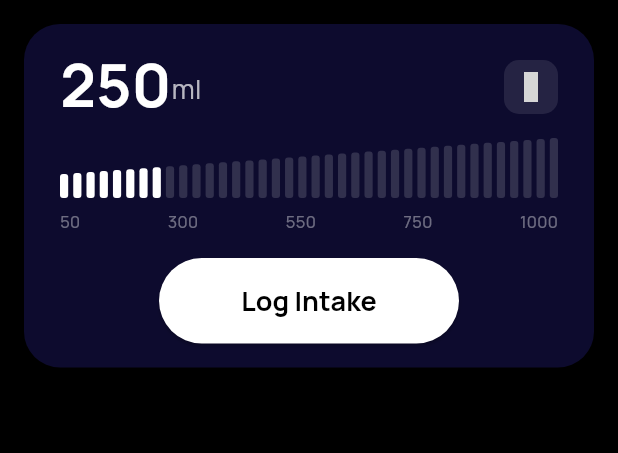
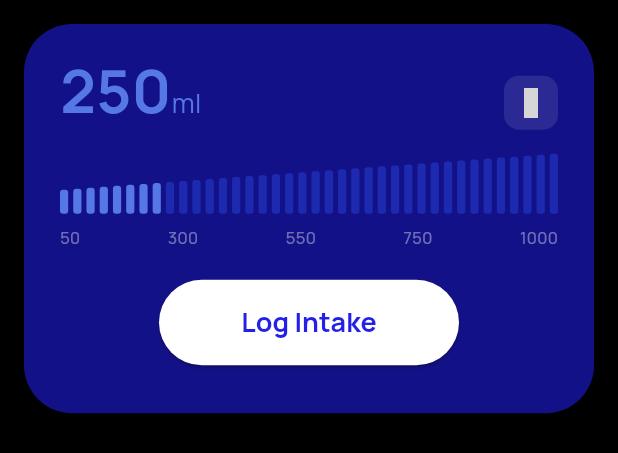
Before and after one commit to DebojyotiChakraborty/hydra8, a Flutter app: the IntakeSlider widget shown alone on an empty page, opened directly, on a phone screen of 412 x 824 dp. Shown: the top 453 px of the screen. Run offline on Flutter 3.47's test engine with Material 3 defaults, Android fonts, the phone set to English and light mode, and no system bars; our stand-ins replace flutter_riverpod, google_fonts, hive, hive_flutter; missing offline and left inert: ming_cute_icons; accounts and stored records are empty; grey boxes are pictures that could not be loaded.

Commit message:
improvements to ui

```diff
--- a/lib/core/constants/app_colors.dart
+++ b/lib/core/constants/app_colors.dart
@@ -9,6 +9,14 @@ class AppColors {
   static const Color white = Color(0xFFFFFFFF);
   static const Color toggleGreen = Color(0xFF4CD964);
   static const Color waterBlue = Color(0xFF2E1FE8);
+  static const Color buttonTextBlue = Color(0xFF2321E8);
+  static const Color iconGradientStart = Color(0xFF2827DF);
+  static const Color iconGradientEnd = Color(0xFF1F2540);
+
+  static const Color scaffoldBlue = Color(0xFF2623F3);
+  static const Color sliderAreaBackground = Color(0xFF131187);
+  static const Color sliderTrack = Color(0xFF1D2AB0);
+  static const Color sliderActiveTrack = Color(0xFF5677E6);
 
   static const Color cardBackground = Color(0x33FFFFFF);
   static const Color cardBackgroundDark = Color(0xFF0D0B2E);
--- a/lib/core/theme/app_theme.dart
+++ b/lib/core/theme/app_theme.dart
@@ -30,7 +30,7 @@ class AppTheme {
       elevatedButtonTheme: ElevatedButtonThemeData(
         style: ElevatedButton.styleFrom(
           backgroundColor: AppColors.white,
-          foregroundColor: AppColors.black,
+          foregroundColor: AppColors.buttonTextBlue,
           shape: const StadiumBorder(),
           padding: const EdgeInsets.symmetric(horizontal: 48, vertical: 16),
           textStyle: GoogleFonts.manrope(
--- a/lib/presentation/screens/home/widgets/intake_slider.dart
+++ b/lib/presentation/screens/home/widgets/intake_slider.dart
@@ -14,36 +14,34 @@ class IntakeSlider extends ConsumerWidget {
 
     return Container(
       margin: const EdgeInsets.all(16),
-      padding: const EdgeInsets.fromLTRB(24, 20, 24, 16),
+      padding: const EdgeInsets.fromLTRB(24, 24, 24, 24),
       decoration: BoxDecoration(
-        color: AppColors.cardBackgroundDark,
-        borderRadius: BorderRadius.circular(24),
+        color: AppColors.sliderAreaBackground,
+        borderRadius: BorderRadius.circular(32),
       ),
       child: Column(
         mainAxisSize: MainAxisSize.min,
         children: [
           // Amount display
           Row(
-            crossAxisAlignment: CrossAxisAlignment.end,
+            crossAxisAlignment: CrossAxisAlignment.baseline,
+            textBaseline: TextBaseline.alphabetic,
             children: [
               Text(
                 '$sliderValue',
                 style: GoogleFonts.manrope(
                   fontSize: 40,
                   fontWeight: FontWeight.w700,
-                  color: AppColors.white,
+                  color: AppColors.sliderActiveTrack,
                   height: 1.0,
                 ),
               ),
-              Padding(
-                padding: const EdgeInsets.only(bottom: 4),
-                child: Text(
-                  'ml',
-                  style: GoogleFonts.manrope(
-                    fontSize: 18,
-                    fontWeight: FontWeight.w400,
-                    color: AppColors.white.withValues(alpha: 0.7),
-                  ),
+              Text(
+                'ml',
+                style: GoogleFonts.manrope(
+                  fontSize: 18,
+                  fontWeight: FontWeight.w400,
+                  color: AppColors.sliderActiveTrack,
                 ),
               ),
               const Spacer(),
@@ -84,7 +82,7 @@ class IntakeSlider extends ConsumerWidget {
               );
             }).toList(),
           ),
-          const SizedBox(height: 16),
+          const SizedBox(height: 20),
           // Log Intake button
           SizedBox(
             width: 200,
@@ -97,6 +95,7 @@ class IntakeSlider extends ConsumerWidget {
               child: const Text('Log Intake'),
             ),
           ),
+          const SizedBox(height: 8),
         ],
       ),
     );
@@ -150,8 +149,8 @@ class _BarSlider extends StatelessWidget {
                   height: 40 * heightFraction,
                   decoration: BoxDecoration(
                     color: isActive
-                        ? AppColors.white
-                        : AppColors.white.withValues(alpha: 0.15),
+                        ? AppColors.sliderActiveTrack
+                        : AppColors.sliderTrack,
                     borderRadius: BorderRadius.circular(2),
                   ),
                 );
```
Also changed, not shown: lib/presentation/screens/home/home_screen.dart (+8 -8 lines), lib/presentation/screens/home/widgets/progress_info.dart (+15 -16 lines), lib/presentation/screens/intake_target/intake_target_screen.dart (+49 -36 lines), lib/presentation/screens/intake_target/widgets/reminder_section.dart (+5 -6 lines), lib/presentation/screens/intake_target/widgets/target_counter.dart (+7 -7 lines).
